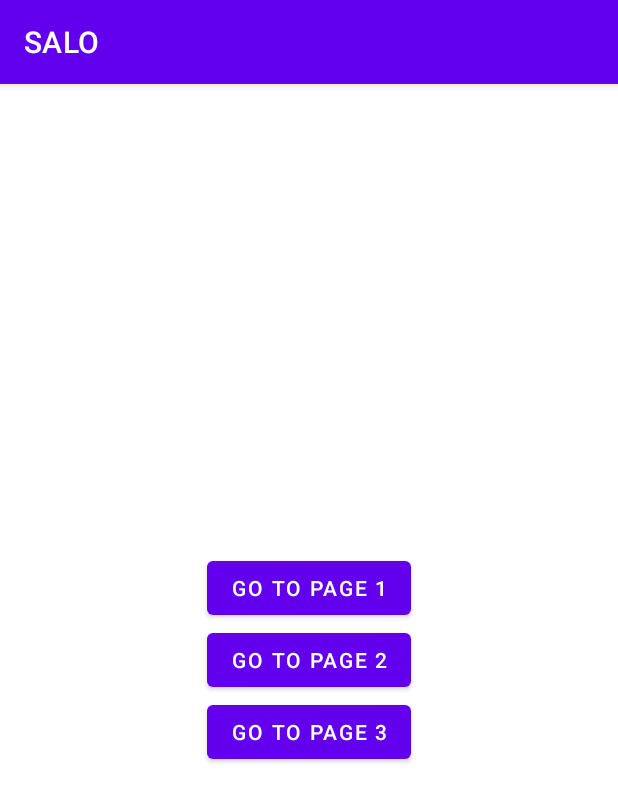
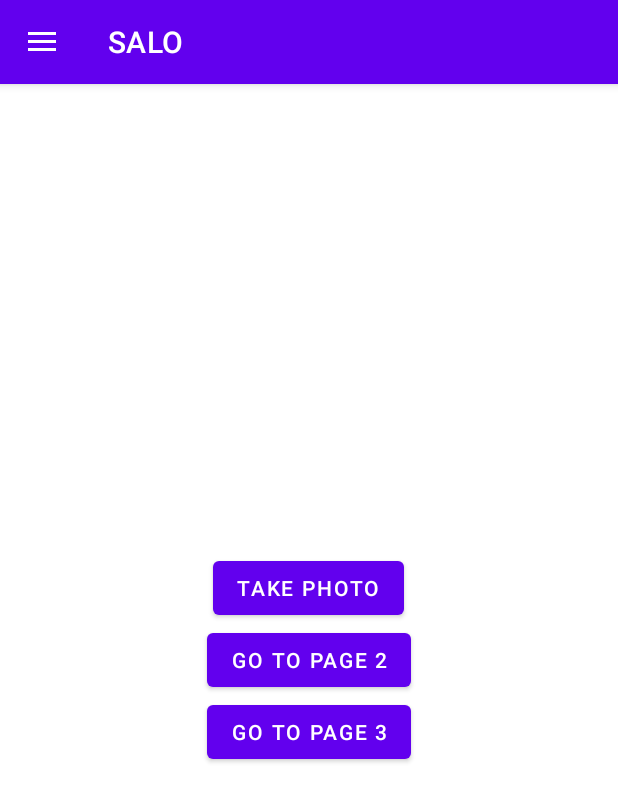
Before and after one commit to WojteGK/SALO-AndroidApp, an Android app: the screen it shows after launch (MainActivity), on a phone screen of 412 x 824 dp. Shown: the top 802 px of the screen. Run offline under Robolectric (Android 15) with nearby library versions, the phone set to English and light mode, and no system bars.

Commit message:
added side menu

```diff
--- a/app/src/main/java/com/example/salo/MainActivity.java
+++ b/app/src/main/java/com/example/salo/MainActivity.java
@@ -2,11 +2,19 @@ package com.example.salo;
 
 import android.content.Intent;
 import android.os.Bundle;
+import android.view.MenuItem;
 import android.view.View;
 import android.widget.Button;
+import android.widget.Toast;
+import androidx.annotation.NonNull;
+import androidx.appcompat.app.ActionBarDrawerToggle;
 import androidx.appcompat.app.AppCompatActivity;
+import androidx.drawerlayout.widget.DrawerLayout;
+import com.google.android.material.navigation.NavigationView;
 
 public class MainActivity extends AppCompatActivity {
+    private DrawerLayout drawerLayout;
+
     @Override
     protected void onCreate(Bundle savedInstanceState) {
         super.onCreate(savedInstanceState);
@@ -23,5 +31,50 @@ public class MainActivity extends AppCompatActivity {
             }
         });
 
+        // Initialize DrawerLayout
+        drawerLayout = findViewById(R.id.drawer_layout);
+
+        // Initialize Toolbar
+        androidx.appcompat.widget.Toolbar toolbar = findViewById(R.id.toolbar);
+        setSupportActionBar(toolbar);
+
+        // Add Hamburger Icon
+        ActionBarDrawerToggle toggle = new ActionBarDrawerToggle(
+                this, drawerLayout, toolbar,
+                R.string.navigation_drawer_open, // Add this in strings.xml
+                R.string.navigation_drawer_close // Add this in strings.xml
+        );
+        drawerLayout.addDrawerListener(toggle);
+        toggle.syncState();
+
+        // Handle Navigation View Item Clicks
+        NavigationView navigationView = findViewById(R.id.navigation_view);
+        navigationView.setNavigationItemSelectedListener(new NavigationView.OnNavigationItemSelectedListener() {
+            @Override
+            public boolean onNavigationItemSelected(@NonNull MenuItem item) {
+                int id = item.getItemId();
+
+                if (id == R.id.nav_home) {
+                    Toast.makeText(MainActivity.this, "Home clicked", Toast.LENGTH_SHORT).show();
+                } else if (id == R.id.nav_profile) {
+                    Toast.makeText(MainActivity.this, "Profile clicked", Toast.LENGTH_SHORT).show();
+                } else {
+                    Toast.makeText(MainActivity.this, "Unknown item selected", Toast.LENGTH_SHORT).show();
+                }
+
+                drawerLayout.closeDrawers(); // Close drawer after handling
+                return true;
+            }
+        });
+    }
+
+    @Override
+    public void onBackPressed() {
+        // Close drawer if open, otherwise perform default back action
+        if (drawerLayout.isDrawerOpen(findViewById(R.id.navigation_view))) {
+            drawerLayout.closeDrawers();
+        } else {
+            super.onBackPressed();
+        }
     }
 }
--- /dev/null
+++ b/app/src/main/res/drawable/home.xml
@@ -0,0 +1,5 @@
+<vector xmlns:android="http://schemas.android.com/apk/res/android" android:autoMirrored="true" android:height="512dp" android:viewportHeight="512" android:viewportWidth="576" android:width="576dp">
+
+    <path android:fillColor="#FF000000" android:pathData="M575.8,255.5c0,18 -15,32.1 -32,32.1l-32,0 0.7,160.2c0,2.7 -0.2,5.4 -0.5,8.1l0,16.2c0,22.1 -17.9,40 -40,40l-16,0c-1.1,0 -2.2,0 -3.3,-0.1c-1.4,0.1 -2.8,0.1 -4.2,0.1L416,512l-24,0c-22.1,0 -40,-17.9 -40,-40l0,-24 0,-64c0,-17.7 -14.3,-32 -32,-32l-64,0c-17.7,0 -32,14.3 -32,32l0,64 0,24c0,22.1 -17.9,40 -40,40l-24,0 -31.9,0c-1.5,0 -3,-0.1 -4.5,-0.2c-1.2,0.1 -2.4,0.2 -3.6,0.2l-16,0c-22.1,0 -40,-17.9 -40,-40l0,-112c0,-0.9 0,-1.9 0.1,-2.8l0,-69.7 -32,0c-18,0 -32,-14 -32,-32.1c0,-9 3,-17 10,-24L266.4,8c7,-7 15,-8 22,-8s15,2 21,7L564.8,231.5c8,7 12,15 11,24z"/>
+
+</vector>
--- /dev/null
+++ b/app/src/main/res/drawable/user.xml
@@ -0,0 +1,5 @@
+<vector xmlns:android="http://schemas.android.com/apk/res/android" android:autoMirrored="true" android:height="512dp" android:viewportHeight="512" android:viewportWidth="448" android:width="448dp">
+
+    <path android:fillColor="#FF000000" android:pathData="M224,256A128,128 0,1 0,224 0a128,128 0,1 0,0 256zM178.3,304C79.8,304 0,383.8 0,482.3C0,498.7 13.3,512 29.7,512l388.6,0c16.4,0 29.7,-13.3 29.7,-29.7C448,383.8 368.2,304 269.7,304l-91.4,0z"/>
+
+</vector>
--- a/app/src/main/res/layout/activity_main.xml
+++ b/app/src/main/res/layout/activity_main.xml
@@ -1,14 +1,38 @@
 <?xml version="1.0" encoding="utf-8"?>
-<androidx.constraintlayout.widget.ConstraintLayout xmlns:android="http://schemas.android.com/apk/res/android"
+<androidx.drawerlayout.widget.DrawerLayout
+    xmlns:android="http://schemas.android.com/apk/res/android"
     xmlns:app="http://schemas.android.com/apk/res-auto"
     xmlns:tools="http://schemas.android.com/tools"
-    android:id="@+id/main"
+    android:id="@+id/drawer_layout"
     android:layout_width="match_parent"
     android:layout_height="match_parent"
     tools:context=".MainActivity">
 
+    <!-- Main Content -->
     <LinearLayout
-        xmlns:android="http://schemas.android.com/apk/res/android"
+        android:layout_width="match_parent"
+        android:layout_height="match_parent"
+        android:orientation="vertical">
+
+        <!-- Toolbar -->
+        <androidx.appcompat.widget.Toolbar
+            android:id="@+id/toolbar"
+            android:layout_width="match_parent"
+            android:layout_height="?attr/actionBarSize"
+            android:background="?attr/colorPrimary"
+            android:theme="@style/ThemeOverlay.AppCompat.Dark.ActionBar"
+            android:elevation="4dp"
+                app:title="SALO"
+            app:titleTextColor="@android:color/white" />
+
+        <!-- Main Content Area -->
+        <FrameLayout
+            android:id="@+id/main_content"
+            android:layout_width="match_parent"
+            android:layout_height="match_parent">
+
+            <!-- Buttons for navigating pages -->
+            <LinearLayout
                 android:layout_width="match_parent"
                 android:layout_height="match_parent"
                 android:orientation="vertical"
@@ -18,7 +42,7 @@
                     android:id="@+id/buttonPage1"
                     android:layout_width="wrap_content"
                     android:layout_height="wrap_content"
-            android:text="Go to Page 1" />
+                    android:text="Take Photo" />
 
                 <Button
                     android:id="@+id/buttonPage2"
@@ -32,6 +56,19 @@
                     android:layout_height="wrap_content"
                     android:text="Go to Page 3" />
             </LinearLayout>
+        </FrameLayout>
+    </LinearLayout>
 
+    <!-- Navigation Drawer -->
+    <com.google.android.material.navigation.NavigationView
+        android:id="@+id/navigation_view"
+        android:layout_width="wrap_content"
+        android:layout_height="match_parent"
+        android:layout_gravity="start"
+        android:background="?attr/colorSurface"
+        app:menu="@menu/drawer_menu"
+        app:headerLayout="@layout/nav_header"
+        app:itemTextColor="?attr/colorOnSurface"
+        app:itemIconTint="?attr/colorOnSurface" />
 
-</androidx.constraintlayout.widget.ConstraintLayout>
+</androidx.drawerlayout.widget.DrawerLayout>
--- /dev/null
+++ b/app/src/main/res/menu/drawer_menu.xml
@@ -0,0 +1,17 @@
+<?xml version="1.0" encoding="utf-8"?>
+<menu xmlns:android="http://schemas.android.com/apk/res/android"
+    xmlns:app="http://schemas.android.com/apk/res-auto">
+
+    <item
+        android:id="@+id/nav_home"
+        android:icon="@drawable/home"
+        android:title="Home"
+        app:itemTextColor="@color/black" />
+
+    <item
+        android:id="@+id/nav_profile"
+        android:icon="@drawable/user"
+        android:title="Profile"
+        app:itemTextColor="@color/black" />
+
+</menu>
--- a/app/src/main/res/values-night/themes.xml
+++ b/app/src/main/res/values-night/themes.xml
@@ -1,6 +1,6 @@
 <resources xmlns:tools="http://schemas.android.com/tools">
     <!-- Base application theme. -->
-    <style name="Theme.SALO" parent="Theme.MaterialComponents.DayNight.DarkActionBar">
+    <style name="Theme.SALO" parent="Theme.MaterialComponents.DayNight.NoActionBar">
         <!-- Dark theme customization -->
         <item name="colorPrimary">@color/gray</item>
         <item name="colorPrimaryVariant">@color/purple_500</item>
--- a/app/src/main/res/values/colors.xml
+++ b/app/src/main/res/values/colors.xml
@@ -6,4 +6,7 @@
     <color name="purple_700">#3700B3</color>
     <color name="teal_200">#03DAC5</color>
     <color name="gray">#545654</color>
+    <color name="colorPrimary">#6200EE</color>
+    <color name="colorPrimaryVariant">#3700B3</color>
+    <color name="colorOnPrimary">#FFFFFFFF</color>
 </resources>
--- a/app/src/main/res/values/strings.xml
+++ b/app/src/main/res/values/strings.xml
@@ -1,3 +1,5 @@
 <resources>
     <string name="app_name">SALO</string>
+    <string name="navigation_drawer_open">Open Navigation Drawer</string>
+    <string name="navigation_drawer_close">Close Navigation Drawer</string>
 </resources>
--- a/app/src/main/res/values/themes.xml
+++ b/app/src/main/res/values/themes.xml
@@ -1,6 +1,6 @@
 <resources xmlns:tools="http://schemas.android.com/tools">
     <!-- Base application theme. -->
-    <style name="Theme.SALO" parent="Theme.MaterialComponents.DayNight.DarkActionBar">
+    <style name="Theme.SALO" parent="Theme.MaterialComponents.DayNight.NoActionBar">
         <!-- Customize your theme here -->
         <item name="colorPrimary">@color/purple_500</item>
         <item name="colorPrimaryVariant">@color/purple_700</item>
```
Also changed, not shown: app/src/main/res/layout/nav_header.xml (added, +36 -0 lines). Lines whose indentation alone changed are shown as unchanged.
